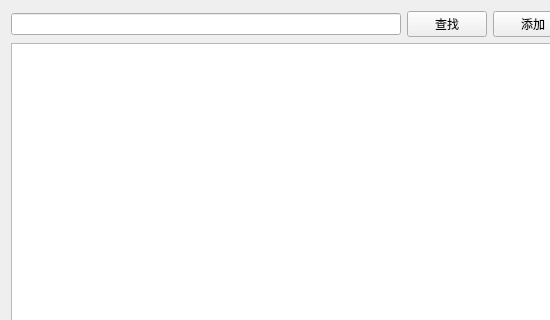
The window that patientview.ui (gujvgugg/test_github) describes before a commit, drawn with Qt 5; both pictures show x 0 to 550 and y 0 to 320 of the 756 by 514 pixel window.
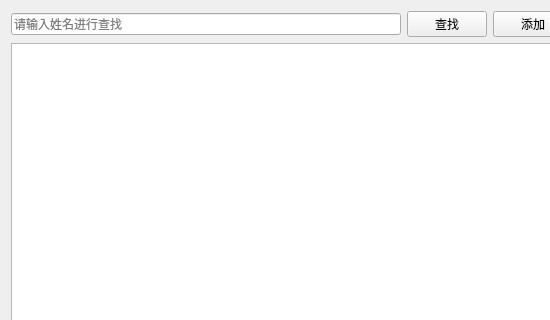
The same window after the commit.

```diff
--- a/patientview.ui
+++ b/patientview.ui
@@ -17,7 +17,11 @@
    <item>
     <layout class="QHBoxLayout" name="horizontalLayout">
      <item>
-      <widget class="QLineEdit" name="textSearch"/>
+      <widget class="QLineEdit" name="txtSearch">
+       <property name="placeholderText">
+        <string>请输入姓名进行查找</string>
+       </property>
+      </widget>
      </item>
      <item>
       <widget class="QPushButton" name="btSearch">
```
